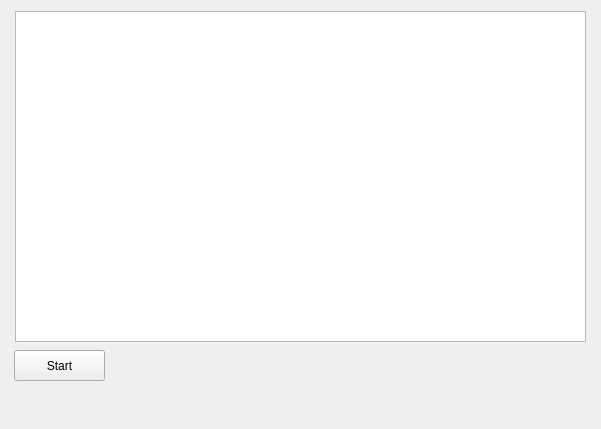
Qt form widget.ui (pts211/CS384) before a commit.
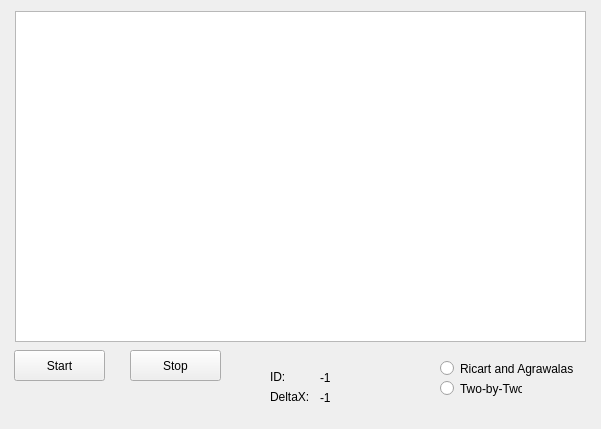
The same form after that commit.

What changed in the file:
```diff
--- a/widget.ui
+++ b/widget.ui
@@ -36,6 +36,97 @@
     <string>Start</string>
    </property>
   </widget>
+  <widget class="QPushButton" name="btn_stop">
+   <property name="geometry">
+    <rect>
+     <x>130</x>
+     <y>350</y>
+     <width>91</width>
+     <height>31</height>
+    </rect>
+   </property>
+   <property name="text">
+    <string>Stop</string>
+   </property>
+  </widget>
+  <widget class="QLabel" name="z_delta">
+   <property name="geometry">
+    <rect>
+     <x>270</x>
+     <y>390</y>
+     <width>46</width>
+     <height>13</height>
+    </rect>
+   </property>
+   <property name="text">
+    <string>DeltaX:</string>
+   </property>
+  </widget>
+  <widget class="QLabel" name="z_id">
+   <property name="geometry">
+    <rect>
+     <x>270</x>
+     <y>370</y>
+     <width>46</width>
+     <height>13</height>
+    </rect>
+   </property>
+   <property name="text">
+    <string>ID:</string>
+   </property>
+  </widget>
+  <widget class="QLabel" name="lbl_id">
+   <property name="geometry">
+    <rect>
+     <x>320</x>
+     <y>370</y>
+     <width>91</width>
+     <height>16</height>
+    </rect>
+   </property>
+   <property name="text">
+    <string>-1</string>
+   </property>
+  </widget>
+  <widget class="QLabel" name="lbl_delta">
+   <property name="geometry">
+    <rect>
+     <x>320</x>
+     <y>390</y>
+     <width>111</width>
+     <height>16</height>
+    </rect>
+   </property>
+   <property name="text">
+    <string>-1</string>
+   </property>
+  </widget>
+  <widget class="QRadioButton" name="rd_Ricart">
+   <property name="geometry">
+    <rect>
+     <x>440</x>
+     <y>360</y>
+     <width>141</width>
+     <height>17</height>
+    </rect>
+   </property>
+   <property name="text">
+    <string>Ricart and Agrawalas</string>
+   </property>
+  </widget>
+  <widget class="QRadioButton" name="rd_Two">
+   <property name="geometry">
+    <rect>
+     <x>440</x>
+     <y>380</y>
+     <width>82</width>
+     <height>17</height>
+    </rect>
+   </property>
+   <property name="text">
+    <string>Two-by-Two</string>
+   </property>
+  </widget>
  </widget>
  <layoutdefault spacing="6" margin="11"/>
  <resources/>
```
